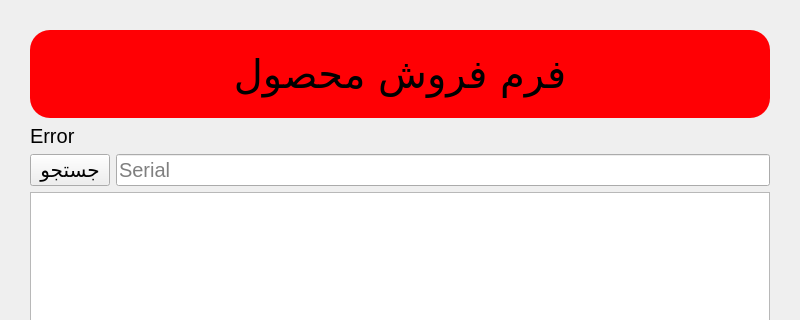
Before: the Qt Designer form Resources/SellProductSerialCheck.ui in Danial-Movahed/123PhoneDB, drawn with Qt 5; both pictures show x 0 to 800 and y 0 to 320 of the 800 by 600 pixel window.
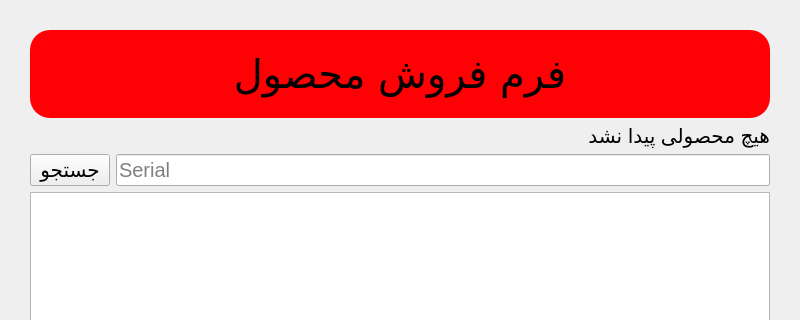
After: the same form once the commit is applied.

The edit to the form file:
```diff
--- a/Resources/SellProductSerialCheck.ui
+++ b/Resources/SellProductSerialCheck.ui
@@ -59,7 +59,7 @@
        </font>
       </property>
       <property name="text">
-       <string>Error</string>
+       <string>هیچ محصولی پیدا نشد</string>
       </property>
      </widget>
     </item>
```
Left out of the diff: 2 changed lines with no effect on the pictures.
